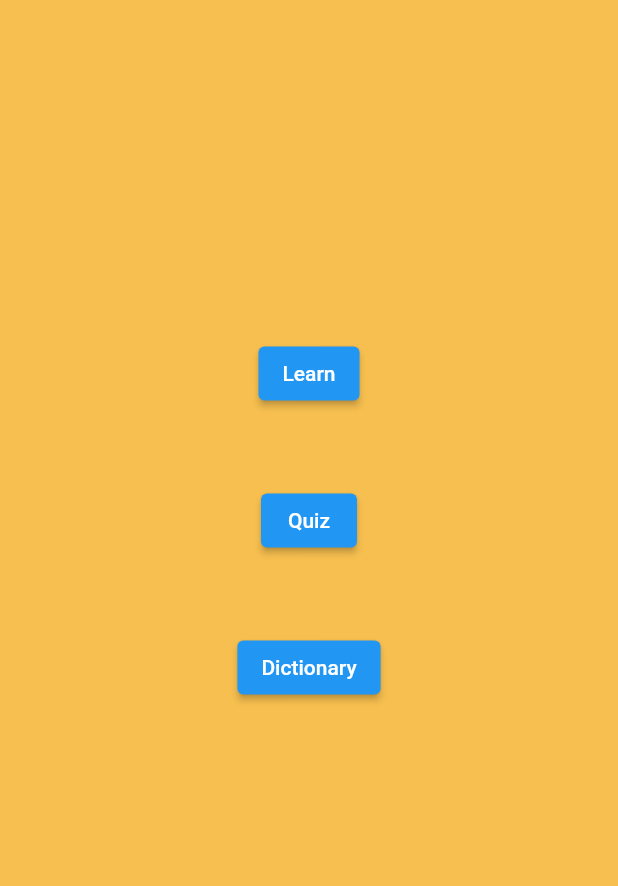
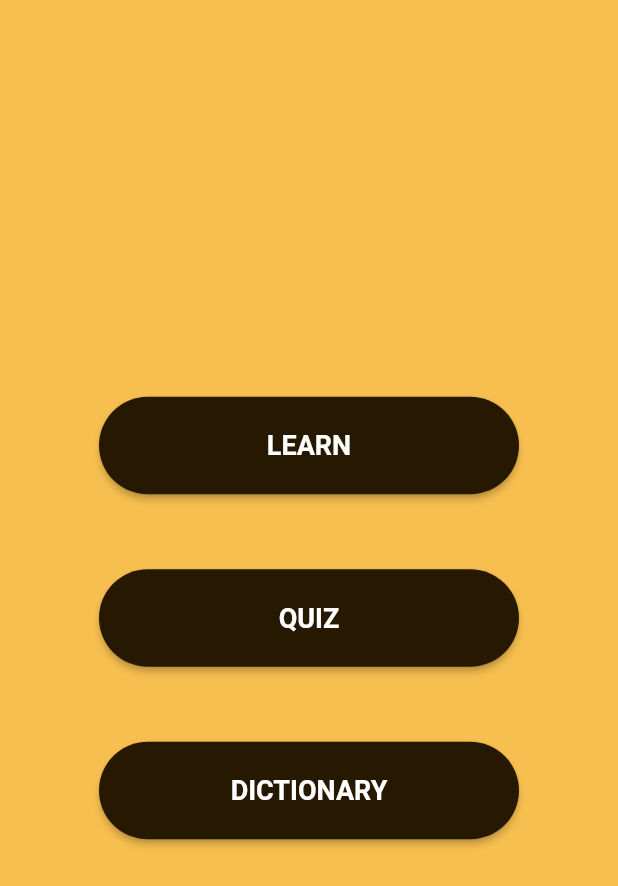
Before and after one commit to JariP5/ASL, a Flutter app: the screen it shows after launch, after a tap on "START NOW!", on a phone screen of 412 x 824 dp. Shown: the top 886 px of the screen. Run offline on Flutter 3.47's test engine with Material 2 defaults, Android fonts, the phone set to English and light mode, and no system bars; our stand-ins replace camera.

Commit message:
Fix styling and formatting + refactor classes
Refactoring entails adding const modifiers (and removing new keywords) for better performances as suggested by the IDE Flutter plugin.

```diff
--- a/lib/dashboard.dart
+++ b/lib/dashboard.dart
@@ -7,47 +7,71 @@ import 'package:flutter/material.dart';
 import './quizScreen.dart';
 
 class ASLDashboard extends StatelessWidget {
+  const ASLDashboard({super.key});
+
   @override
   Widget build(BuildContext context) => Container(
-      decoration: new BoxDecoration(color: kPrimaryColor),
+      decoration: const BoxDecoration(color: kPrimaryColor),
+      child: Align(
+        alignment: Alignment.center,
         child: Column(mainAxisSize: MainAxisSize.min, children: <Widget>[
-        const SizedBox(height: 220),
-        const Padding(padding: EdgeInsets.only(top: 5)),
+          //const SizedBox(height: 220),
+          //const Padding(padding: EdgeInsets.only(top: 5)),
           ElevatedButton(
-          child: Text('Learn'),
+            style: addButtonStyle(),
+            child: const Text(
+              'LEARN',
+              style: TextStyle(fontWeight: FontWeight.bold),
+            ),
             onPressed: () async {
               await availableCameras().then((value) => Navigator.push(
                   context,
                   MaterialPageRoute(
                       builder: (_) => LearningScreen(frontCamera: value[1]))));
             },
-          // on press go to new page or something
           ),
           const SizedBox(
             height: 50,
           ),
           ElevatedButton(
-          child: Text('Quiz'),
+            style: addButtonStyle(),
+            child: const Text(
+              'QUIZ',
+              style: TextStyle(fontWeight: FontWeight.bold),
+            ),
             onPressed: () {
               Navigator.push(
                 context,
                 MaterialPageRoute(builder: (context) => const QuizApp()),
               );
             },
-          // on press go to new page or something
           ),
-        SizedBox(
+          const SizedBox(
             height: 50,
           ),
           ElevatedButton(
-          child: Text('Dictionary'),
+            style: addButtonStyle(),
+            child: const Text(
+              'DICTIONARY',
+              style: TextStyle(fontWeight: FontWeight.bold),
+            ),
             onPressed: () {
               Navigator.push(
                 context,
                 MaterialPageRoute(builder: (context) => ASLDictionaryScreen()),
               );
             },
-          // on press go to new page or something
           ),
-      ]));
+        ]),
+      ));
+
+  ButtonStyle addButtonStyle() {
+    return ButtonStyle(
+        backgroundColor:
+            MaterialStateColor.resolveWith((states) => kSecondaryColor),
+        shape: MaterialStateProperty.all<RoundedRectangleBorder>(
+            RoundedRectangleBorder(borderRadius: BorderRadius.circular(33.0))),
+        textStyle: MaterialStateProperty.all(const TextStyle(fontSize: 18)),
+        minimumSize: MaterialStateProperty.all(const Size(280, 65)));
   }
+}
--- a/lib/dict.dart
+++ b/lib/dict.dart
@@ -52,7 +52,7 @@ class _ASLDictionaryScreenState extends State<ASLDictionaryScreen> {
       appBar: AppBar(
         title: TextField(
           controller: _searchController,
-          decoration: InputDecoration(
+          decoration: const InputDecoration(
             hintText: 'Search...',
             border: InputBorder.none,
             icon: Icon(Icons.search),
@@ -120,7 +120,7 @@ class Dictionary extends StatelessWidget {
   Widget build(BuildContext context) {
     return Scaffold(
       appBar: AppBar(
-        title: Text('My Dictionary'),
+        title: const Text('My Dictionary'),
       ),
       body: ListView.builder(
         itemCount: _dictionary.length,
--- a/lib/main.dart
+++ b/lib/main.dart
@@ -14,13 +14,14 @@ class MyApp extends StatelessWidget {
   // @override
   Widget build(BuildContext context) {
     return MaterialApp(
+      debugShowCheckedModeBanner: false, // Remove the debug banner
       // Application name
       title: 'ASLearning',
       // Application theme data, you can set the colors for the application as
       // you want
       theme: ThemeData(
-        primarySwatch: Colors.blue,
-      ),
+          colorScheme: ColorScheme.fromSwatch()
+              .copyWith(primary: kPrimaryColor, secondary: kSecondaryColor)),
       // A widget which will be started on application startup
       home: const ASLHomePage(title: 'ASL Home Page'),
     );
@@ -59,18 +60,21 @@ class ASLHomePage extends StatelessWidget {
                       minimumSize:
                           MaterialStateProperty.all(const Size(280, 65))),
 
-                  child: const Text('START NOW!'),
+                  child: const Text('START NOW!',
+                      style: TextStyle(fontWeight: FontWeight.bold)),
                   onPressed: () {
                     Navigator.push(
                       context,
-                      MaterialPageRoute(builder: (context) => ASLDashboard()),
+                      MaterialPageRoute(
+                          builder: (context) => const ASLDashboard()),
                     );
                   },
                   // on press go to new page or something
                 ),
               ),
             ),
-          )
+          ),
+          //const SizedBox(height: 50),
         ]),
       );
 }
```
Also changed, not shown: lib/quizScreen.dart (+39 -20 lines). Lines whose indentation alone changed are shown as unchanged.
